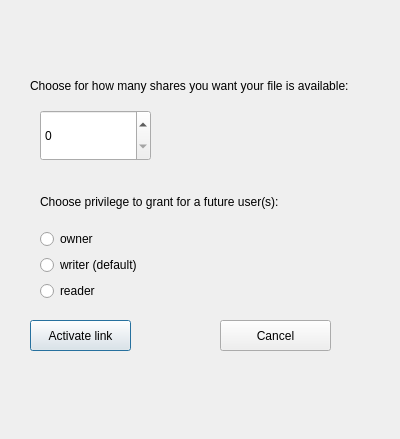
RickZack/Symposium, file GUI/SymposiumGui/activecounterlink.ui: the form before one commit.
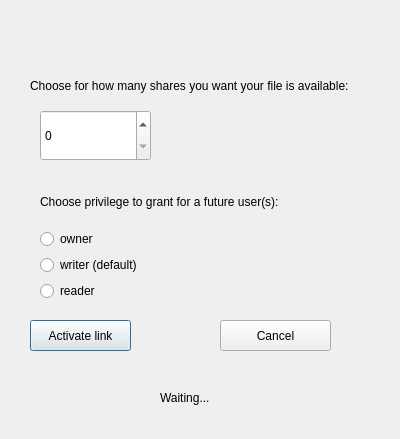
The form after the commit.

What changed in the file:
```diff
--- a/GUI/SymposiumGui/activecounterlink.ui
+++ b/GUI/SymposiumGui/activecounterlink.ui
@@ -105,6 +105,32 @@
     </item>
    </layout>
   </widget>
+  <widget class="QLabel" name="gif">
+   <property name="geometry">
+    <rect>
+     <x>60</x>
+     <y>370</y>
+     <width>55</width>
+     <height>51</height>
+    </rect>
+   </property>
+   <property name="text">
+    <string/>
+   </property>
+  </widget>
+  <widget class="QLabel" name="waiting">
+   <property name="geometry">
+    <rect>
+     <x>160</x>
+     <y>390</y>
+     <width>151</width>
+     <height>16</height>
+    </rect>
+   </property>
+   <property name="text">
+    <string>Waiting...</string>
+   </property>
+  </widget>
  </widget>
  <resources/>
  <connections/>
```
